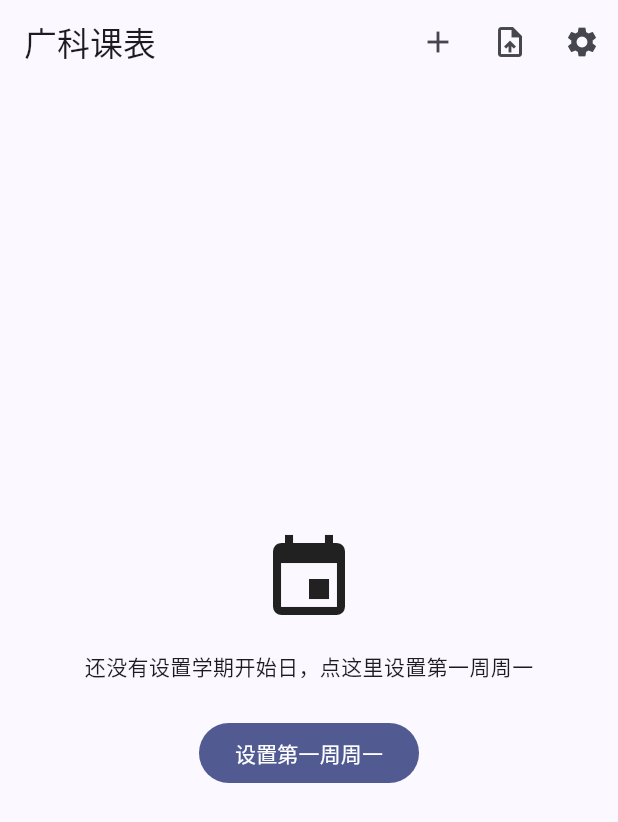
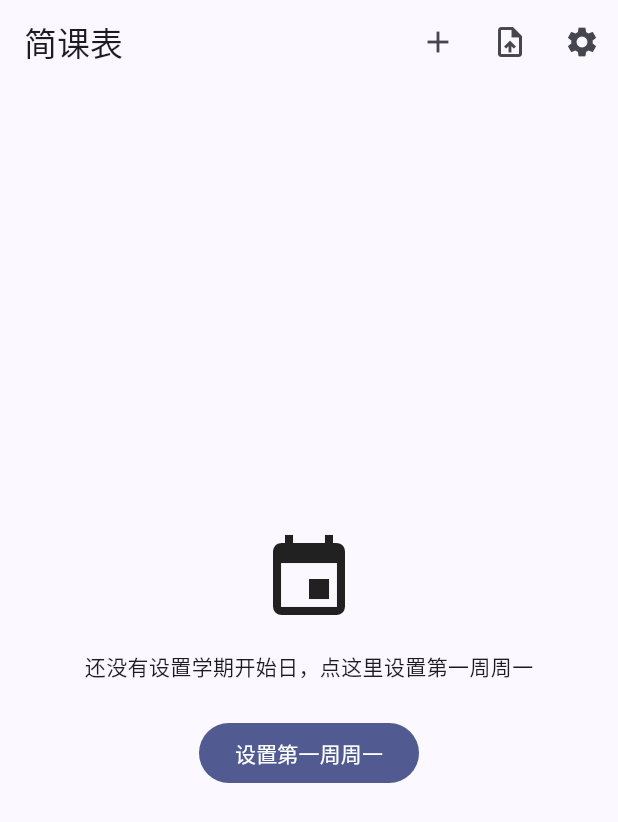
Before and after one commit to Planeer-starry/guangke-timetable, a Flutter app: the screen it shows after launch, on a phone screen of 412 x 824 dp. Shown: the top 822 px of the screen. Run offline on Flutter 3.47's test engine with Material 3 defaults, Android fonts, the light colour scheme and no system bars; our stand-ins replace file_picker, package_info_plus, shared_preferences; missing offline and left inert: excel_plus, home_widget.

Commit message:
feat: 应用改名简课表（去掉学校名）；APK 文件名同步
理由：应用面向多校，名字不应绑定广东科技学院。学校名只保留在
数据（meta.school）与爬虫工具（tools/gdust_crawl）里。

改动：
- android:label     广科课表 -> 简课表（桌面图标名）
- main.dart         MaterialApp.title
- home_screen       AppBar 兜底标题
- settings_screen   关于页显示名
- README / AGENTS.md 应用名说明
- release.ps1       APK 文件名 guangke-timetable-* -> jiankebiao-*
- 文档里的文件名示例同步
- 版本 1.2.0+3 -> 1.2.1+4
- tools/gdust_crawl/gui.py 窗口标题：广科课表抓取工具 -> 课表抓取工具
  （工具抓的是广科教务的课表，不该用 App 名；副标题点明数据来源）

图标无需改：现有图标是抽象网格（2x3 圆角方块，一个高亮），本就没有文字。

【踩到的坑】
用 UTF-8 无 BOM 写回 release.ps1，PowerShell 5.1 按 GBK 解析导致中文全乱码、
脚本语法错误无法运行。已改回【UTF-8 带 BOM】（AGENTS.md 里本就有这条规矩）。
并检查了仓库里所有 .ps1 的 BOM 状态。

【验证】
- flutter analyze 无 issue，268 测试全绿
- aapt dump badging: application-label:'简课表'（所有语言环境）
- 真机安装：版本 1.2.1 (build 4)，关于页显示「简课表」
- 构建 release/jiankebiao-1.2.1+4.apk 58.88MB，签名正确

```diff
--- a/lib/main.dart
+++ b/lib/main.dart
@@ -65,7 +65,7 @@ class _TimetableAppState extends State<TimetableApp> {
   @override
   Widget build(BuildContext context) {
     return MaterialApp(
-      title: '广科课表',
+      title: '简课表',
       theme: ThemeData(
         colorScheme: ColorScheme.fromSeed(seedColor: Colors.indigo),
         useMaterial3: true,
--- a/lib/screens/home_screen.dart
+++ b/lib/screens/home_screen.dart
@@ -774,7 +774,7 @@ class _HomeScreenState extends State<HomeScreen> with WidgetsBindingObserver {
           valueListenable: _data,
           builder: (BuildContext context, TimetableData data, _) {
             return Text(
-              data.meta.semesterName.isEmpty ? '广科课表' : data.meta.semesterName,
+              data.meta.semesterName.isEmpty ? '简课表' : data.meta.semesterName,
               // expanded 放大加粗；compact/medium 保持默认（titleLarge）
               style: windowSize.isExpanded
                   ? const TextStyle(fontSize: 24, fontWeight: FontWeight.w500)
--- a/lib/screens/settings_screen.dart
+++ b/lib/screens/settings_screen.dart
@@ -435,7 +435,7 @@ class _SettingsScreenState extends State<SettingsScreen> {
         _sectionTitle(context, '关于'),
         ListTile(
           leading: const Icon(Icons.info_outline),
-          title: const Text('广科课表'),
+          title: const Text('简课表'),
           subtitle: _appVersion.isEmpty
               ? null
               : Text('$_appVersion（build $_versionCode）'),
--- a/pubspec.yaml
+++ b/pubspec.yaml
@@ -16,7 +16,7 @@ publish_to: 'none' # Remove this line if you wish to publish to pub.dev
 # https://developer.apple.com/library/archive/documentation/General/Reference/InfoPlistKeyReference/Articles/CoreFoundationKeys.html
 # In Windows, build-name is used as the major, minor, and patch parts
 # of the product and file versions while build-number is used as the build suffix.
-version: 1.2.0+3
+version: 1.2.1+4
 
 environment:
   sdk: ^3.13.5
```
Also changed, not shown: 7 other files.
